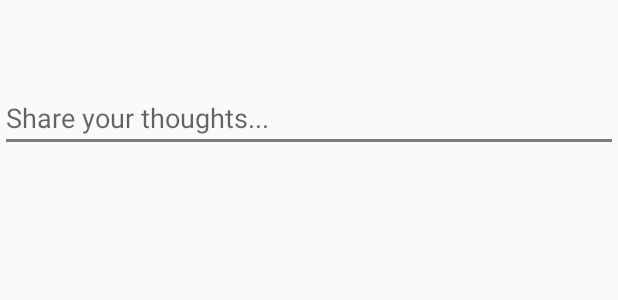
After one commit to Martinsodis96/Mellow, an Android app: the layout activity_create_post.xml on its own in the app's theme, with its tools: preview values and no code run, on a phone screen of 412 x 824 dp. The commit adds this screen. Shown: the top 300 px of the screen. Run offline under Robolectric (Android 15) with nearby library versions, the phone set to English and light mode, and no system bars.

Commit message:
Like and Post functionality added to the gui.

```diff
--- a/android/Mellow/app/src/main/AndroidManifest.xml
+++ b/android/Mellow/app/src/main/AndroidManifest.xml
@@ -2,7 +2,7 @@
 <manifest xmlns:android="http://schemas.android.com/apk/res/android"
     package="com.mellow.mellow">
 
-    <uses-permission android:name="android.permission.INTERNET"/>
+    <uses-permission android:name="android.permission.INTERNET" />
 
     <application
         android:allowBackup="true"
@@ -19,6 +19,10 @@
                 <category android:name="android.intent.category.LAUNCHER" />
             </intent-filter>
         </activity>
+        <activity
+            android:name="com.mellow.CreatePostActivity"
+            android:label="@string/title_activity_create_post"
+            android:theme="@style/AppTheme"/>
     </application>
 
 </manifest>
--- a/android/Mellow/app/src/main/java/com/mellow/MainActivity.java
+++ b/android/Mellow/app/src/main/java/com/mellow/MainActivity.java
@@ -25,6 +25,7 @@ public class MainActivity extends AppCompatActivity {
         customPagerAdapter = new CustomPagerAdapter(getSupportFragmentManager());
         setUpViewPager();
         setUpTabLayout();
+        mViewPager.setCurrentItem(1);
     }
 
     @Override
--- a/android/Mellow/app/src/main/java/com/mellow/client/api/PostApi.java
+++ b/android/Mellow/app/src/main/java/com/mellow/client/api/PostApi.java
@@ -5,10 +5,16 @@ import com.mellow.model.Post;
 import java.util.List;
 
 import retrofit2.Call;
+import retrofit2.Response;
+import retrofit2.http.DELETE;
 import retrofit2.http.GET;
+import retrofit2.http.POST;
 
 public interface PostApi {
 
     @GET("posts")
     Call<List<Post>> getAllPosts();
+
+    @POST("posts")
+    Call<Response> createPost(Post post);
 }
--- /dev/null
+++ b/android/Mellow/app/src/main/res/layout/activity_create_post.xml
@@ -0,0 +1,11 @@
+<?xml version="1.0" encoding="utf-8"?>
+<android.support.design.widget.CoordinatorLayout xmlns:android="http://schemas.android.com/apk/res/android"
+    xmlns:tools="http://schemas.android.com/tools"
+    android:layout_width="match_parent"
+    android:layout_height="match_parent"
+    android:fitsSystemWindows="true"
+    tools:context="com.mellow.CreatePostActivity">
+
+    <include layout="@layout/content_create_post" />
+
+</android.support.design.widget.CoordinatorLayout>
--- /dev/null
+++ b/android/Mellow/app/src/main/res/layout/content_create_post.xml
@@ -0,0 +1,24 @@
+<?xml version="1.0" encoding="utf-8"?>
+<LinearLayout xmlns:android="http://schemas.android.com/apk/res/android"
+    xmlns:app="http://schemas.android.com/apk/res-auto"
+    xmlns:tools="http://schemas.android.com/tools"
+    android:layout_width="match_parent"
+    android:layout_height="match_parent"
+    android:paddingBottom="@dimen/activity_vertical_margin"
+    android:paddingLeft="@dimen/activity_horizontal_margin"
+    android:paddingRight="@dimen/activity_horizontal_margin"
+    android:paddingTop="@dimen/activity_vertical_margin"
+    app:layout_behavior="@string/appbar_scrolling_view_behavior"
+    tools:context="com.mellow.CreatePostActivity"
+    tools:showIn="@layout/activity_create_post">
+
+    <EditText
+        android:layout_width="wrap_content"
+        android:layout_height="wrap_content"
+        android:id="@+id/post_input"
+        android:layout_weight="1"
+        android:textCursorDrawable="@null"
+        android:backgroundTint="#7d7d7d"
+        android:textColor="#717171"
+        android:hint="Share your thoughts..." />
+</LinearLayout>
--- a/android/Mellow/app/src/main/res/layout/fragment_flow.xml
+++ b/android/Mellow/app/src/main/res/layout/fragment_flow.xml
@@ -35,6 +35,7 @@
         app:backgroundTint="#ff8400"
         android:layout_marginEnd="16dp"
         android:layout_marginBottom="20dp"
-        android:clickable="true" />
+        android:clickable="true"
+        android:id="@+id/floating_action_button" />
 
 </FrameLayout>
--- a/android/Mellow/app/src/main/res/values-v21/styles.xml
+++ b/android/Mellow/app/src/main/res/values-v21/styles.xml
@@ -1,4 +1,5 @@
 <resources>>
+
     <style name="AppTheme.NoActionBar">
         <item name="windowActionBar">false</item>
         <item name="windowNoTitle">true</item>
--- a/android/Mellow/app/src/main/res/values/strings.xml
+++ b/android/Mellow/app/src/main/res/values/strings.xml
@@ -6,4 +6,5 @@
     <string name="search_title">search</string>
     <string name="settings_title">settings</string>
     <string name="options">optins</string>
+    <string name="title_activity_create_post">CreatePostActivity</string>
 </resources>
```
Also changed, not shown: android/Mellow/app/src/main/java/com/mellow/CreatePostActivity.java (added, +28 -0 lines), android/Mellow/app/src/main/java/com/mellow/FlowArrayAdapter.java (+26 -0 lines), android/Mellow/app/src/main/java/com/mellow/client/adapter/PostAdapter.java (+14 -0 lines), android/Mellow/app/src/main/java/com/mellow/fragment/FlowFragment.java (+21 -1 lines), android/Mellow/app/src/main/java/com/mellow/model/Like.java (added, +28 -0 lines), android/Mellow/app/src/main/java/com/mellow/model/Post.java (+12 -0 lines), android/Mellow/app/src/main/res/layout/activity_flow_adapter.xml (+44 -0 lines).
